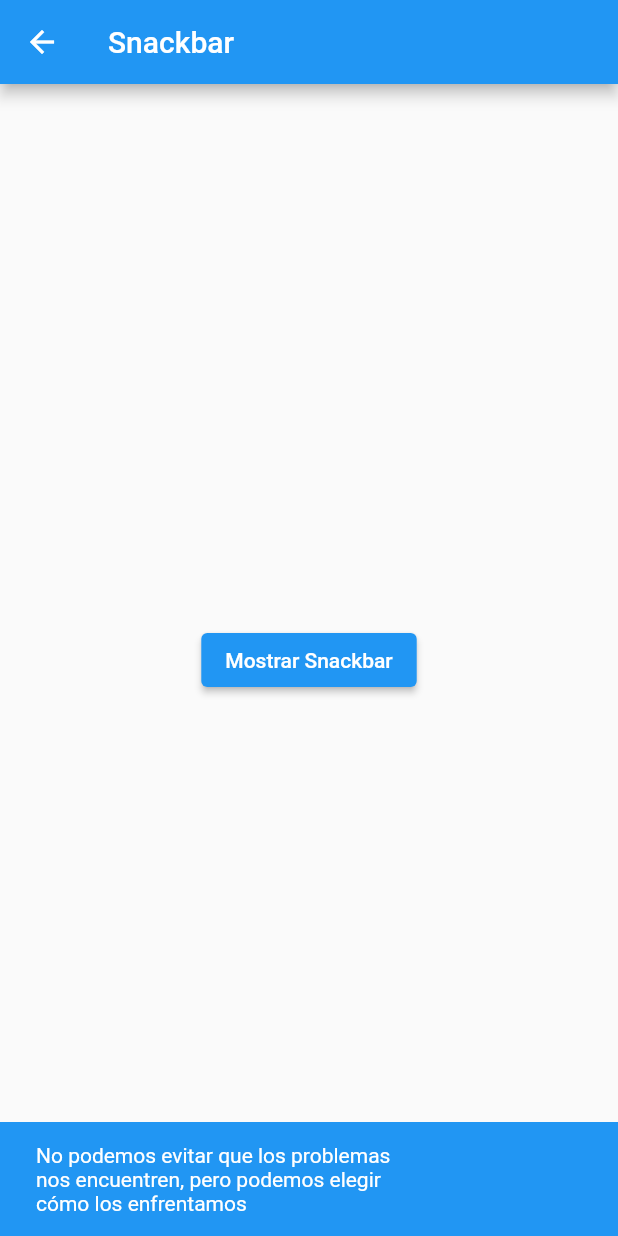
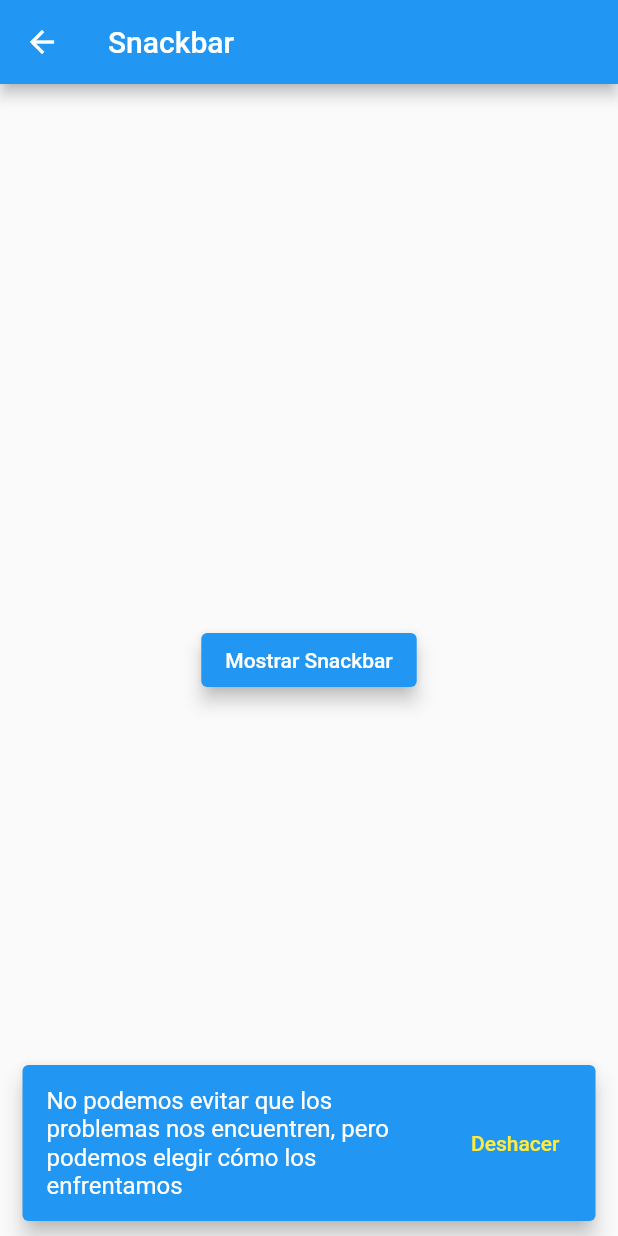
Before and after one commit to vladigarcia/eval3dsw21a, a Flutter app: the Snackbar screen opened by its route, after a tap on "Mostrar Snackbar", on a phone screen of 412 x 824 dp. Run offline on Flutter 3.47's test engine with Material 2 defaults, Android fonts, the light colour scheme and no system bars.

Commit message:
cambiando el estilo de snackbar

```diff
--- a/lib/snackbar.dart
+++ b/lib/snackbar.dart
@@ -1,15 +1,20 @@
 import 'package:flutter/material.dart';
 
 class Snackbar extends StatelessWidget {
-
   void _mostrarSnackbar(BuildContext context) {
     final snackBar = SnackBar(
-      content: Text('No podemos evitar que los problemas nos encuentren, pero podemos elegir cómo los enfrentamos'),
+      content: Text(
+        'No podemos evitar que los problemas nos encuentren, pero podemos elegir cómo los enfrentamos',
+        style: TextStyle(fontSize: 16, color: Colors.white),
+      ),
       backgroundColor: Colors.blue, // Cambia el color de fondo del Snackbar
+      elevation: 6, // Agrega una sombra
+      behavior: SnackBarBehavior.floating,
       action: SnackBarAction(
         label: 'Deshacer',
+        textColor: Colors.yellow,
         onPressed: () {
-
+          // Agrega la lógica de deshacer aquí
         },
       ),
     );
@@ -22,12 +27,18 @@ class Snackbar extends StatelessWidget {
     return Scaffold(
       appBar: AppBar(
         title: Text('Snackbar'),
+        backgroundColor: Colors.blue, // Cambia el color de fondo de la AppBar
       ),
       body: Center(
         child: Column(
           mainAxisAlignment: MainAxisAlignment.center,
           children: <Widget>[
             ElevatedButton(
+              style: ElevatedButton.styleFrom(
+                primary: Colors.blue, // Cambia el color del botón
+                onPrimary: Colors.white, // Cambia el color del texto del botón
+                elevation: 5, // Agrega una sombra al botón
+              ),
               onPressed: () {
                 // Llama a la función para mostrar el Snackbar
                 _mostrarSnackbar(context);
```
